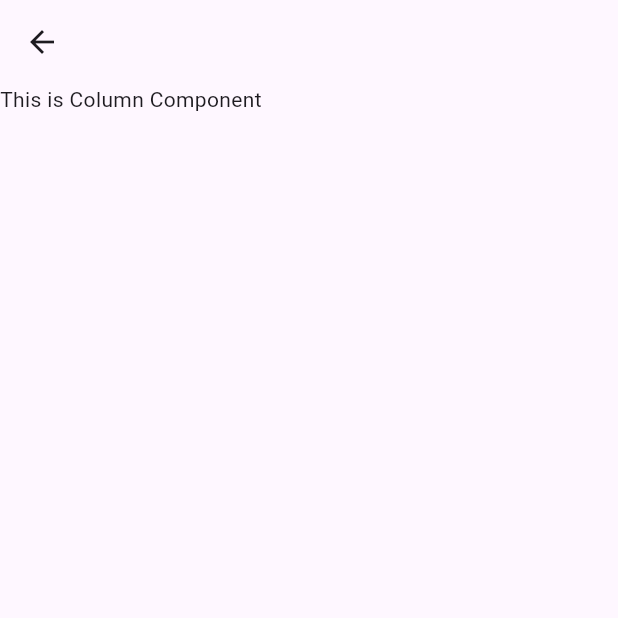
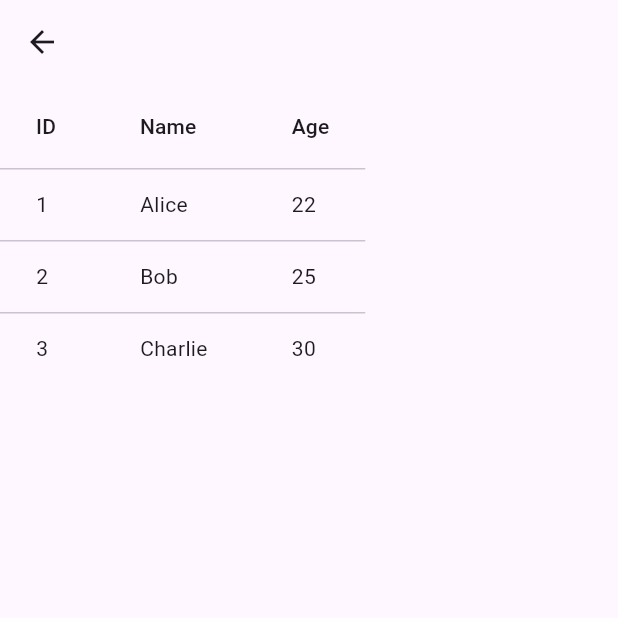
Before and after one commit to moritejas/flutter_widgets, a Flutter app: the DataTableComponent screen opened directly, on a phone screen of 412 x 824 dp, the top half of it. Run offline on Flutter 3.47's test engine with Material 3 defaults, Android fonts, the phone set to English and light mode, and no system bars; our stand-ins replace cached_network_image, carousel_slider, expandable, flip_card, get; missing offline and left inert: swipeable_card_stack.

Commit message:
DataTable Component

```diff
--- a/lib/Componant/data_table.dart
+++ b/lib/Componant/data_table.dart
@@ -8,8 +8,33 @@ class DataTableComponent extends StatelessWidget {
     return Scaffold(
       appBar: AppBar(
       ),
-      body: const Text("This is Column Component"),
-
+      body: SingleChildScrollView(
+        scrollDirection: Axis.horizontal,
+        child: DataTable(
+          columns: const [
+            DataColumn(label: Text('ID')),
+            DataColumn(label: Text('Name')),
+            DataColumn(label: Text('Age')),
+          ],
+          rows: const [
+            DataRow(cells: [
+              DataCell(Text('1')),
+              DataCell(Text('Alice')),
+              DataCell(Text('22')),
+            ]),
+            DataRow(cells: [
+              DataCell(Text('2')),
+              DataCell(Text('Bob')),
+              DataCell(Text('25')),
+            ]),
+            DataRow(cells: [
+              DataCell(Text('3')),
+              DataCell(Text('Charlie')),
+              DataCell(Text('30')),
+            ]),
+          ],
+        ),
+      ),
     );
   }
 }
--- a/lib/Componant/flippable_card.dart
+++ b/lib/Componant/flippable_card.dart
@@ -19,7 +19,7 @@ class FlippableCardComponent extends StatelessWidget {
             width: 100,
             height: 100,
             decoration: const BoxDecoration(
-              color: Colors.deepPurple,
+              color: Colors.deepPurpleAccent,
               borderRadius: BorderRadius.only(
                 bottomLeft: Radius.circular(12),
                 bottomRight: Radius.circular(12),
--- a/lib/Homepage/homepage.dart
+++ b/lib/Homepage/homepage.dart
@@ -1,21 +1,15 @@
-import 'package:demo_flutter_flow/Componant/calender.dart';
-import 'package:demo_flutter_flow/Componant/circle_image.dart';
-import 'package:demo_flutter_flow/Componant/flex.dart';
-import 'package:demo_flutter_flow/Componant/icon.dart';
-import 'package:demo_flutter_flow/Componant/listtile.dart';
-import 'package:demo_flutter_flow/Componant/rich_text.dart';
-import 'package:demo_flutter_flow/Componant/slidable_listtile.dart';
-import 'package:demo_flutter_flow/Componant/toggle_icon.dart';
 import 'package:flutter/material.dart';
 import 'package:get/get.dart';
 import '../Componant/button.dart';
 import '../Componant/card.dart';
 import '../Componant/carousel.dart';
+import '../Componant/circle_image.dart';
 import '../Componant/column.dart';
 import '../Componant/container.dart';
 import '../Componant/data_table.dart';
 import '../Componant/divider.dart';
 import '../Componant/expandable.dart';
+import '../Componant/flex.dart';
 import '../Componant/flippable_card.dart';
 import '../Componant/form_validation.dart';
 import '../Componant/grid_view.dart';
@@ -23,6 +17,7 @@ import '../Componant/icon_button.dart';
 import '../Componant/image.dart';
 import '../Componant/list_view.dart';
 import '../Componant/page_view.dart';
+import '../Componant/rich_text.dart';
 import '../Componant/row.dart';
 import '../Componant/spacer.dart';
 import '../Componant/stack.dart';
@@ -62,46 +57,46 @@ class _HomepageState extends State<Homepage> {
         child: SingleChildScrollView(
           child: Column(
             children: [
-              // allComponents(name: "Text", page: const TextComponent()),
-              // sizedbox(),
-              // allComponents(name: "Column", page: const ColumnComponent()),
-              // sizedbox(),
-              // allComponents(name: "Row", page: const RowComponent()),
-              // sizedbox(),
-              // allComponents(name: "Container", page: const ContainerComponent()),
-              // sizedbox(),
-              // allComponents(name: "Button", page: const ButtonComponent()),
-              // sizedbox(),
-              // allComponents(name: "Image", page: const ImageComponent()),
-              // sizedbox(),
-              // allComponents(name: "Card", page: const CardComponent()),
-              // sizedbox(),
-              // allComponents(name: "ListView", page: const ListViewComponent()),
-              // sizedbox(),
-              // allComponents(name: "Stack", page: const StackComponent()),
-              // sizedbox(),
-              // allComponents(name: "GridView", page: const GridViewComponent()),
-              // sizedbox(),
-              // allComponents(name: "Spacer", page: const SpacerComponent()),
-              // sizedbox(),
-              // allComponents(name: "Divider", page: const DividerComponent()),
-              // sizedbox(),
-              // allComponents(name: "Vertical Divider",page: const VerticalDividerComponent()),
-              // sizedbox(),
-              // allComponents(name: "TabBar", page: const TabBarComponent()),
-              // sizedbox(),
-              // allComponents(name: "PageView", page: const PageViewComponent()),
-              // sizedbox(),
-              // allComponents(name: "Carousel", page: const CarouselComponent()),
-              // sizedbox(),
-              // allComponents(name: "Expandable", page: const ExpandableComponent()),
-              // sizedbox(),
-              // allComponents(name: "Wrap", page: const WrapComponent()),
-              // sizedbox(),
-              // allComponents(name: "Form Validation",page: const FormValidationComponent()),
-              // sizedbox(),
-              // allComponents(name: "Staggered View", page: StaggeredViewComponent()),
-              // sizedbox(),
+              allComponents(name: "Text", page: const TextComponent()),
+              sizedbox(),
+              allComponents(name: "Column", page: const ColumnComponent()),
+              sizedbox(),
+              allComponents(name: "Row", page: const RowComponent()),
+              sizedbox(),
+              allComponents(name: "Container", page: const ContainerComponent()),
+              sizedbox(),
+              allComponents(name: "Button", page: const ButtonComponent()),
+              sizedbox(),
+              allComponents(name: "Image", page: const ImageComponent()),
+              sizedbox(),
+              allComponents(name: "Card", page: const CardComponent()),
+              sizedbox(),
+              allComponents(name: "ListView", page: const ListViewComponent()),
+              sizedbox(),
+              allComponents(name: "Stack", page: const StackComponent()),
+              sizedbox(),
+              allComponents(name: "GridView", page: const GridViewComponent()),
+              sizedbox(),
+              allComponents(name: "Spacer", page: const SpacerComponent()),
+              sizedbox(),
+              allComponents(name: "Divider", page: const DividerComponent()),
+              sizedbox(),
+              allComponents(name: "Vertical Divider",page: const VerticalDividerComponent()),
+              sizedbox(),
+              allComponents(name: "TabBar", page: const TabBarComponent()),
+              sizedbox(),
+              allComponents(name: "PageView", page: const PageViewComponent()),
+              sizedbox(),
+              allComponents(name: "Carousel", page: const CarouselComponent()),
+              sizedbox(),
+              allComponents(name: "Expandable", page: const ExpandableComponent()),
+              sizedbox(),
+              allComponents(name: "Wrap", page: const WrapComponent()),
+              sizedbox(),
+              allComponents(name: "Form Validation",page: const FormValidationComponent()),
+              sizedbox(),
+              allComponents(name: "Staggered View", page: StaggeredViewComponent()),
+              sizedbox(),
 
               allComponents(name: "Flippable Card", page: const FlippableCardComponent()),
               sizedbox(),
```
